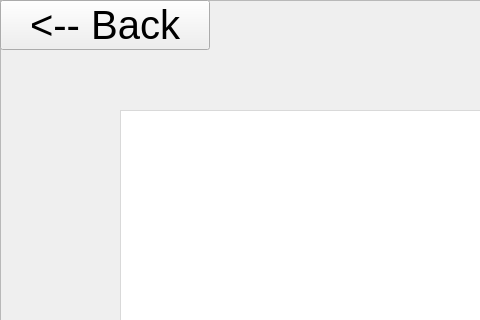
This is BookClubProject/Users/shoppinghistorywindow.ui in mohammadshirizadeh-sudo/book-club as Qt 5 draws it before an edit; both pictures show x 0 to 480 and y 0 to 320 of the 1500 by 800 pixel window. The edited form follows.
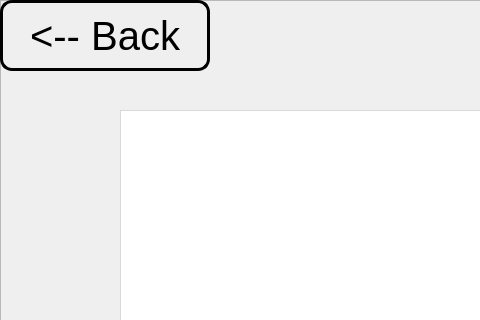
This is the edited form. Icons and pictures are not drawn.

```diff
--- a/BookClubProject/Users/shoppinghistorywindow.ui
+++ b/BookClubProject/Users/shoppinghistorywindow.ui
@@ -56,7 +56,7 @@
       <x>0</x>
       <y>0</y>
       <width>210</width>
-      <height>50</height>
+      <height>71</height>
      </rect>
     </property>
     <property name="styleSheet">
@@ -64,6 +64,9 @@
 	font: 700 9pt &quot;Script MT Bold&quot;;
 	font-size:40px;
 	color: rgb(0, 0, 0);
+	border: 3px solid black;
+	border-radius: 12px;
+	padding: 8px;
 }
 </string>
     </property>
```
Left out of the diff: 2 changed lines with no effect on the pictures.
